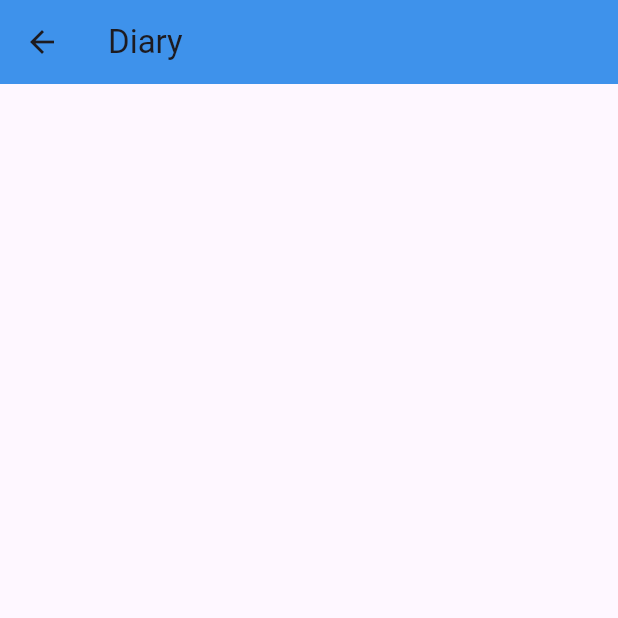
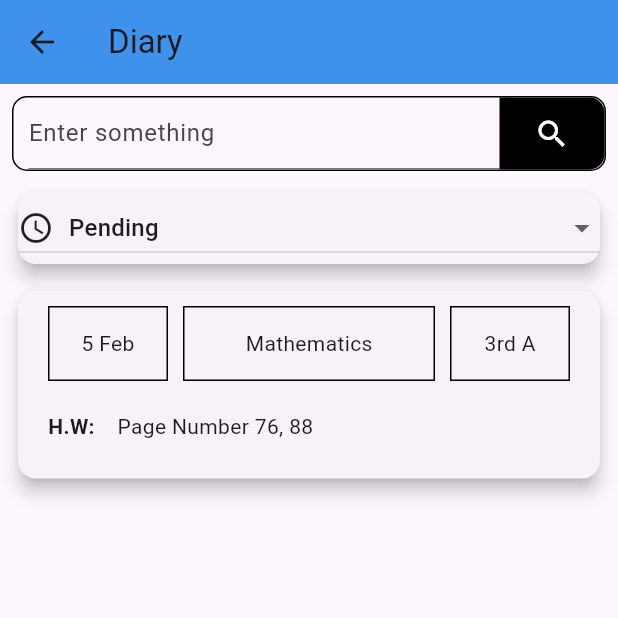
Before and after one commit to ibrarkhalid333/Edu-Base, a Flutter app: the DiaryForTeacher screen opened by its route, on a phone screen of 412 x 824 dp, the top half of it. Run offline on Flutter 3.47's test engine with Material 3 defaults, Android fonts, the phone set to English and light mode, and no system bars; our stand-ins replace get, intl_phone_field.

Commit message:
commit 2

```diff
--- a/lib/res/Components/round_button.dart
+++ b/lib/res/Components/round_button.dart
@@ -1,16 +1,18 @@
 import 'package:edu_base/res/colors/appColors.dart';
 import 'package:flutter/material.dart';
+import 'package:flutter/widgets.dart';
 
 class RoundButton extends StatelessWidget {
   const RoundButton(
       {Key? key,
       this.textColor = Appcolors.primaryTextColor,
       this.buttonColor = Appcolors.primaryButtonColor,
-      required this.title,
+      this.title = '',
       required this.onPress,
       this.width = 50,
       this.height = 50,
-      this.loading = false})
+      this.loading = false,
+      this.icon = const Icon(Icons.account_circle)})
       : super(key: key);
 
   final bool loading;
@@ -18,6 +20,7 @@ class RoundButton extends StatelessWidget {
   final double height, width;
   final VoidCallback onPress;
   final Color textColor, buttonColor;
+  final Icon icon;
 
   @override
   Widget build(BuildContext context) {
--- a/lib/view/diaryteacher.dart
+++ b/lib/view/diaryteacher.dart
@@ -1,5 +1,8 @@
+import 'package:edu_base/res/Components/round_button.dart';
 import 'package:edu_base/res/colors/appColors.dart';
+import 'package:edu_base/view_model/controlller/diary_teacher_controller.dart';
 import 'package:flutter/material.dart';
+import 'package:get/get.dart';
 
 class DiaryForTeacher extends StatefulWidget {
   const DiaryForTeacher({super.key});
@@ -9,6 +12,8 @@ class DiaryForTeacher extends StatefulWidget {
 }
 
 class _DiaryForTeacherState extends State<DiaryForTeacher> {
+  String? _dropdownValue = 'drop down';
+  final DiaryTeacherController dtc = Get.put(DiaryTeacherController());
   @override
   Widget build(BuildContext context) {
     return Scaffold(
@@ -16,6 +21,151 @@ class _DiaryForTeacherState extends State<DiaryForTeacher> {
         title: Text('Diary'),
         backgroundColor: Appcolors.blueColor,
       ),
+      body: Padding(
+        padding: const EdgeInsets.all(8.0),
+        child: Column(
+          children: [
+            Container(
+              height: 50,
+              padding: EdgeInsets.fromLTRB(10, 0, 0, 0),
+              // width: 350,
+              decoration: BoxDecoration(
+                border: Border.all(
+                  width: 1.0,
+                ),
+                borderRadius: BorderRadius.circular(10),
+              ),
+              child: Row(
+                mainAxisAlignment: MainAxisAlignment.spaceBetween,
+                children: [
+                  Expanded(
+                    child: TextFormField(
+                      decoration: InputDecoration(
+                        hintText: 'Enter something',
+                      ),
+                    ),
+                  ),
+                  InkWell(
+                    child: Container(
+                      height: 50,
+                      width: 70,
+                      decoration: BoxDecoration(
+                          color: Appcolors.blackColor,
+                          borderRadius: BorderRadius.only(
+                              topRight: Radius.circular(10),
+                              bottomRight: Radius.circular(10))),
+                      child: Icon(
+                        Icons.search,
+                        color: Colors.white,
+                      ),
+                    ),
+                  ),
+                ],
+              ),
+            ),
+            SizedBox(
+              height: 10,
+            ),
+            Card(
+              elevation: 5,
+              child: Obx(() => DropdownButton<String>(
+                    items: [
+                      DropdownMenuItem(
+                        child: Row(
+                          children: [
+                            Icon(Icons.watch_later_outlined),
+                            SizedBox(
+                              width: 10,
+                            ),
+                            Text(dtc.firstItem.toString())
+                          ],
+                        ),
+                        value: 'drop down',
+                      ),
+                      DropdownMenuItem(
+                        child: Row(
+                          children: [
+                            Icon(Icons.watch_later_outlined),
+                            SizedBox(
+                              width: 10,
+                            ),
+                            Text(dtc.secondItem.toString()),
+                          ],
+                        ),
+                        value: 'Item 2',
+                      )
+                    ],
+                    value: _dropdownValue,
+                    onChanged: (String? newValue) => {
+                      dtc.Onchanged(),
+                    },
+                    isExpanded: true,
+                  )),
+            ),
+            SizedBox(
+              height: 10,
+            ),
+            Card(
+              elevation: 5,
+              child: Container(
+                padding: EdgeInsets.fromLTRB(5, 10, 5, 5),
+                child: Column(
+                  children: [
+                    Container(
+                      padding: EdgeInsets.fromLTRB(15, 0, 15, 0),
+                      child: Row(
+                        mainAxisAlignment: MainAxisAlignment.spaceBetween,
+                        children: [
+                          Container(
+                            height: 50,
+                            width: 80,
+                            child: Center(child: Text('5 Feb')),
+                            decoration: BoxDecoration(
+                                border: Border.all(color: Colors.black)),
+                          ),
+                          Container(
+                            height: 50,
+                            width: 168,
+                            child: Center(child: Text('Mathematics')),
+                            decoration: BoxDecoration(
+                                border: Border.all(color: Colors.black)),
+                          ),
+                          Container(
+                            height: 50,
+                            width: 80,
+                            child: Center(child: Text('3rd A')),
+                            decoration: BoxDecoration(
+                                border: Border.all(color: Colors.black)),
+                          ),
+                        ],
+                      ),
+                    ),
+                    Container(
+                      padding: EdgeInsets.fromLTRB(15, 20, 15, 20),
+                      child: Column(
+                        children: [
+                          Row(
+                            children: [
+                              Text(
+                                'H.W:',
+                                style: TextStyle(fontWeight: FontWeight.w700),
+                              ),
+                              SizedBox(
+                                width: 15,
+                              ),
+                              Text('Page Number 76, 88'),
+                            ],
+                          )
+                        ],
+                      ),
+                    ),
+                  ],
+                ),
+              ),
+            )
+          ],
+        ),
+      ),
     );
   }
 }
--- /dev/null
+++ b/lib/view_model/controlller/diary_teacher_controller.dart
@@ -0,0 +1,13 @@
+import 'package:get/get.dart';
+
+class DiaryTeacherController extends GetxController {
+  RxString newValue = ''.obs;
+  RxString firstItem = 'Pending'.obs;
+  RxString secondItem = 'Completed'.obs;
+
+  Onchanged() {
+    this.newValue.value = firstItem.value;
+    this.firstItem.value = this.secondItem.value;
+    this.secondItem.value = newValue.value;
+  }
+}
```
